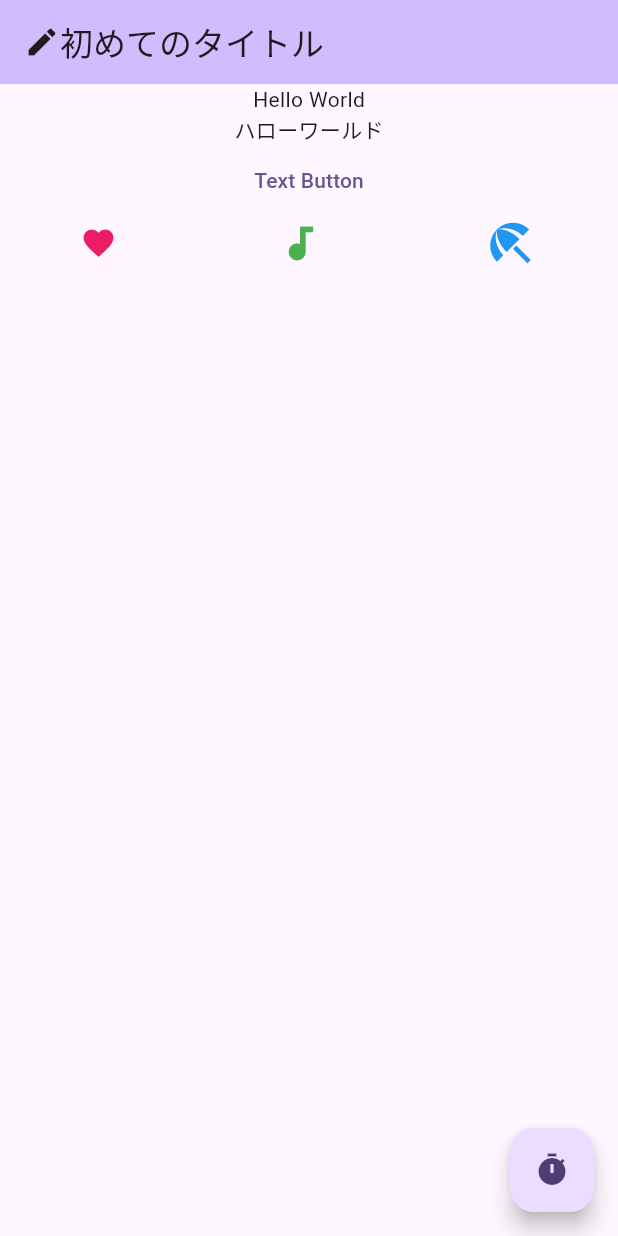
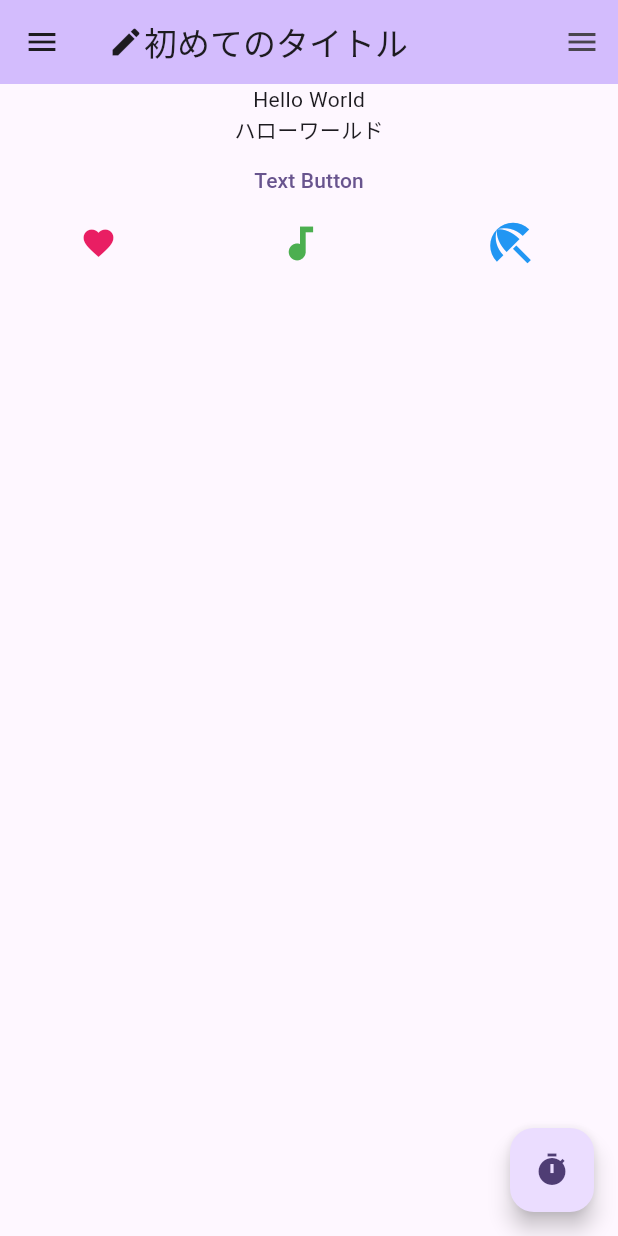
Before and after one commit to nico25-orange/intro-flutter, a Flutter app: the screen it shows after launch, on a phone screen of 412 x 824 dp. Run offline on Flutter 3.47's test engine with Material 3 defaults, Android fonts, the phone set to English and light mode, and no system bars.

Commit message:
feat: add Drawer.EndDrawer

```diff
--- a/chapter2/lib/main.dart
+++ b/chapter2/lib/main.dart
@@ -74,6 +74,8 @@ class _MyHomePageState extends State<MyHomePage> {
       floatingActionButton: FloatingActionButton(
           onPressed: () => {print("Did you push it?")},
           child: const Icon(Icons.timer)),
+      drawer: const Drawer(child: Center(child: Text("Drawer"))),
+      endDrawer: const Drawer(child: Center(child: Text("EndDrawer"))),
     );
   }
 }
```
